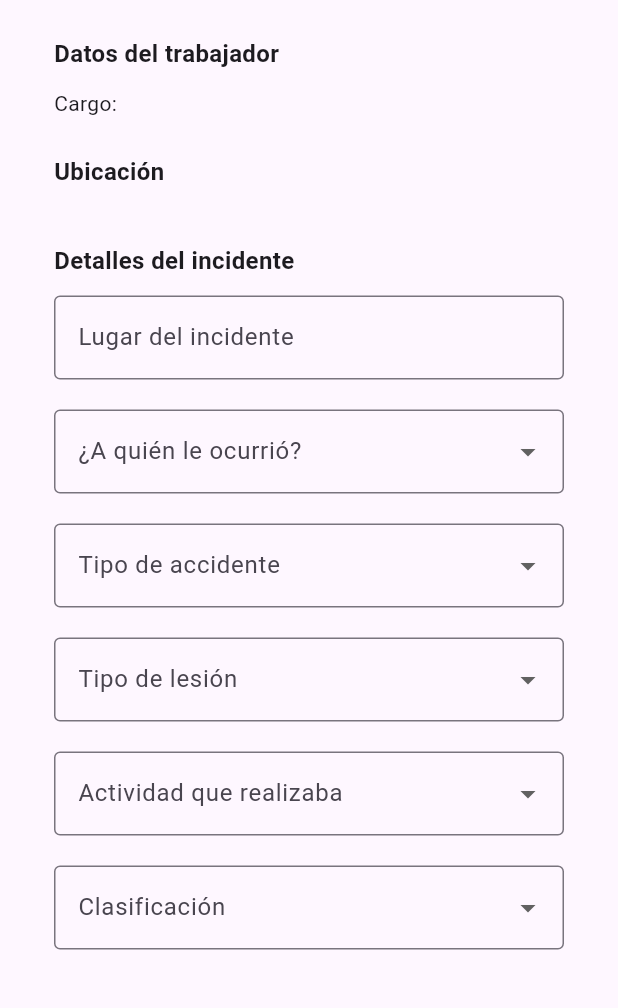
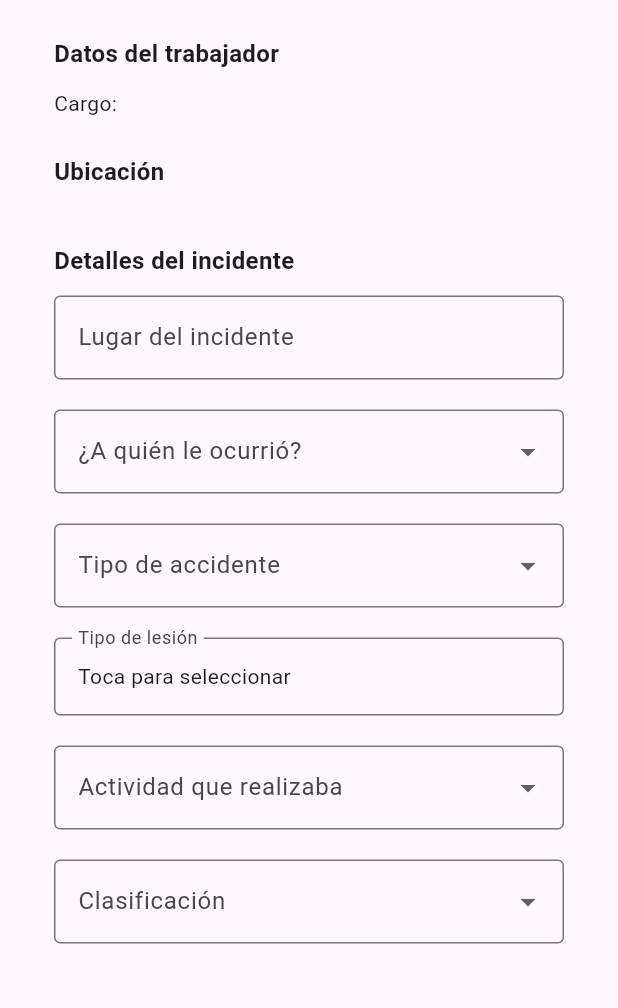
Before and after one commit to blackgoku-97/riesgos, a Flutter app: the CrearReporteScreen screen opened by its route, on a phone screen of 412 x 824 dp, the part 228-1236 px from its top. Run offline on Flutter 3.47's test engine with Material 3 defaults, Android fonts, the phone set to English and light mode, and no system bars; our stand-ins replace cloud_firestore, cloud_functions, firebase_auth, firebase_core, firebase_storage, geolocator and 4 more; missing offline and left inert: excel; accounts and stored records are empty.

Commit message:
reporte 5.3

```diff
--- a/lib/features/reporte/screens/crear_reporte_screen.dart
+++ b/lib/features/reporte/screens/crear_reporte_screen.dart
@@ -21,8 +21,11 @@ class CrearReporteScreen extends StatefulWidget {
 
 class _CrearReporteScreenState extends State<CrearReporteScreen> {
   String? _rol, _cargo;
-  String? _lugar, _tipoAccidente, _lesion, _actividad, _quienAfectado, _descripcion;
-  String? _clasificacion, _accionInsegura, _condicionInsegura;
+  String? _lugar, _tipoAccidente, _actividad, _quienAfectado, _descripcion;
+  String? _clasificacion;
+  List<String> _lesiones = [];
+  List<String> _accionesInseguras = [];
+  List<String> _condicionesInseguras = [];
   int? _frecuencia, _severidad, _potencial;
   String? _nivelPotencial;
   File? _imagen;
@@ -80,11 +83,11 @@ class _CrearReporteScreenState extends State<CrearReporteScreen> {
     final error = ValidacionService.validarReporte(
       lugar: _lugar,
       tipoAccidente: _tipoAccidente,
-      lesion: _lesion,
+      lesiones: _lesiones,
       actividad: _actividad,
       clasificacion: _clasificacion,
-      accionInsegura: _accionInsegura,
-      condicionInsegura: _condicionInsegura,
+      accionesInseguras: _accionesInseguras,
+      condicionesInseguras: _condicionesInseguras,
       quienAfectado: _quienAfectado,
       descripcion: _descripcion,
       frecuencia: _frecuencia,
@@ -108,11 +111,11 @@ class _CrearReporteScreenState extends State<CrearReporteScreen> {
         rol: rol,
         lugar: _lugar!,
         tipoAccidente: _tipoAccidente!,
-        lesion: _lesion,
+        lesiones: _lesiones,
         actividad: _actividad!,
         clasificacion: _clasificacion,
-        accionInsegura: _accionInsegura,
-        condicionInsegura: _condicionInsegura,
+        accionesInseguras: _accionesInseguras,
+        condicionesInseguras: _condicionesInseguras,
         quienAfectado: _quienAfectado!,
         descripcion: _descripcion!,
         frecuencia: _frecuencia,
@@ -154,11 +157,11 @@ class _CrearReporteScreenState extends State<CrearReporteScreen> {
           rol: _rol,
           lugar: _lugar,
           tipoAccidente: _tipoAccidente,
-          lesion: _lesion,
+          lesionesSeleccionadas: _lesiones,
           actividad: _actividad,
           clasificacion: _clasificacion,
-          accionInsegura: _accionInsegura,
-          condicionInsegura: _condicionInsegura,
+          accionesInsegurasSeleccionadas: _accionesInseguras,
+          condicionesInsegurasSeleccionadas: _condicionesInseguras,
           quienAfectado: _quienAfectado,
           descripcion: _descripcion,
           frecuencia: _frecuencia,
@@ -172,11 +175,11 @@ class _CrearReporteScreenState extends State<CrearReporteScreen> {
           onGuardar: _guardar,
           onLugarChanged: (v) => setState(() => _lugar = v),
           onTipoAccidenteChanged: (v) => setState(() => _tipoAccidente = v),
-          onLesionChanged: (v) => setState(() => _lesion = v),
+          onLesionesChanged: (v) => setState(() => _lesiones = v),
           onActividadChanged: (v) => setState(() => _actividad = v),
           onClasificacionChanged: (v) => setState(() => _clasificacion = v),
-          onAccionInseguraChanged: (v) => setState(() => _accionInsegura = v),
-          onCondicionInseguraChanged: (v) => setState(() => _condicionInsegura = v),
+          onAccionesInsegurasChanged: (v) => setState(() => _accionesInseguras = v),
+          onCondicionesInsegurasChanged: (v) => setState(() => _condicionesInseguras = v),
           onQuienChanged: (v) => setState(() => _quienAfectado = v),
           onDescripcionChanged: (v) => setState(() => _descripcion = v),
           onFrecuenciaChanged: (v) {
--- a/lib/features/reporte/services/reporte_service.dart
+++ b/lib/features/reporte/services/reporte_service.dart
@@ -7,11 +7,11 @@ class ReporteService {
     required String rol,
     required String lugar,
     required String tipoAccidente,
-    String? lesion,
+    required List<String> lesiones,
     required String actividad,
     String? clasificacion,
-    String? accionInsegura,
-    String? condicionInsegura,
+    List<String>? accionesInseguras,
+    List<String>? condicionesInseguras,
     required String quienAfectado,
     required String descripcion,
     int? frecuencia,
@@ -25,11 +25,11 @@ class ReporteService {
       'rol': rol,
       'lugar': lugar,
       'tipoAccidente': tipoAccidente,
-      'lesion': lesion,
+      'lesiones': lesiones,
       'actividad': actividad,
       'clasificacion': clasificacion,
-      'accionInsegura': accionInsegura,
-      'condicionInsegura': condicionInsegura,
+      'accionesInseguras': accionesInseguras ?? [],
+      'condicionesInseguras': condicionesInseguras ?? [],
       'quienAfectado': quienAfectado,
       'descripcion': descripcion,
       'frecuencia': frecuencia,
--- a/lib/features/reporte/services/validacion_service.dart
+++ b/lib/features/reporte/services/validacion_service.dart
@@ -4,11 +4,11 @@ class ValidacionService {
   static String? validarReporte({
     required String? lugar,
     required String? tipoAccidente,
+    required List<String>? lesiones,
     required String? actividad,
     required String? clasificacion,
-    String? accionInsegura,
-    String? condicionInsegura,
-    String? lesion,
+    required List<String>? accionesInseguras,
+    required List<String>? condicionesInseguras,
     required String? quienAfectado,
     required String? descripcion,
     int? frecuencia,
@@ -16,32 +16,52 @@ class ValidacionService {
     int? potencial,
     File? imagen,
   }) {
-    if (lugar == null || lugar.isEmpty) return "Debe ingresar el lugar del incidente";
-    if (quienAfectado == null || quienAfectado.isEmpty) return "Debe seleccionar a quién le ocurrió";
-    if (tipoAccidente == null || tipoAccidente.isEmpty) return "Debe seleccionar el tipo de accidente";
+    if (lugar == null || lugar.isEmpty) {
+      return "Debe ingresar el lugar del incidente";
+    }
+
+    if (quienAfectado == null || quienAfectado.isEmpty) {
+      return "Debe seleccionar a quién le ocurrió";
+    }
+
+    if (tipoAccidente == null || tipoAccidente.isEmpty) {
+      return "Debe seleccionar el tipo de accidente";
+    }
 
     if (tipoAccidente != "Cuasi Accidente") {
-      if (lesion == null || lesion.isEmpty) return "Debe seleccionar el tipo de lesión";
+      if (lesiones == null || lesiones.isEmpty) {
+        return "Debe seleccionar al menos un tipo de lesión";
+      }
     }
 
-    if (actividad == null || actividad.isEmpty) return "Debe seleccionar la actividad";
+    if (actividad == null || actividad.isEmpty) {
+      return "Debe seleccionar la actividad";
+    }
 
     if (clasificacion == null || clasificacion.isEmpty) {
       return "Debe seleccionar la clasificación";
     }
 
-    if (clasificacion == "Acción Insegura" && (accionInsegura == null || accionInsegura.isEmpty)) {
-      return "Debe seleccionar la acción insegura";
+    if (clasificacion == "Acción Insegura") {
+      if (accionesInseguras == null || accionesInseguras.isEmpty) {
+        return "Debe seleccionar al menos una acción insegura";
+      }
     }
 
-    if (clasificacion == "Condición Insegura" && (condicionInsegura == null || condicionInsegura.isEmpty)) {
-      return "Debe seleccionar la condición insegura";
+    if (clasificacion == "Condición Insegura") {
+      if (condicionesInseguras == null || condicionesInseguras.isEmpty) {
+        return "Debe seleccionar al menos una condición insegura";
+      }
     }
 
-    if (descripcion == null || descripcion.isEmpty) return "Debe ingresar una descripción";
+    if (descripcion == null || descripcion.isEmpty) {
+      return "Debe ingresar una descripción";
+    }
 
     if (frecuencia != null && severidad != null) {
-      if (potencial == null) return "No se pudo calcular el potencial";
+      if (potencial == null) {
+        return "No se pudo calcular el potencial";
+      }
     }
 
     return null;
--- a/lib/features/reporte/widgets/formulario_reporte.dart
+++ b/lib/features/reporte/widgets/formulario_reporte.dart
@@ -5,17 +5,19 @@ import 'package:google_maps_flutter/google_maps_flutter.dart';
 import '../constants/opciones.dart';
 import 'frecuencia_severidad_fields.dart';
 import 'selector_dropdown.dart';
+import 'selector_lesiones.dart';
+import 'selector_peligros.dart';
 
 class FormularioReporte extends StatelessWidget {
   final String? cargo;
   final String? rol;
   final String? lugar;
   final String? tipoAccidente;
-  final String? lesion;
+  final List<String> lesionesSeleccionadas;
   final String? actividad;
   final String? clasificacion;
-  final String? accionInsegura;
-  final String? condicionInsegura;
+  final List<String> accionesInsegurasSeleccionadas;
+  final List<String> condicionesInsegurasSeleccionadas;
   final String? quienAfectado;
   final String? descripcion;
   final int? frecuencia;
@@ -31,11 +33,11 @@ class FormularioReporte extends StatelessWidget {
 
   final ValueChanged<String?> onLugarChanged;
   final ValueChanged<String?> onTipoAccidenteChanged;
-  final ValueChanged<String?> onLesionChanged;
+  final ValueChanged<List<String>> onLesionesChanged;
   final ValueChanged<String?> onActividadChanged;
   final ValueChanged<String?> onClasificacionChanged;
-  final ValueChanged<String?> onAccionInseguraChanged;
-  final ValueChanged<String?> onCondicionInseguraChanged;
+  final ValueChanged<List<String>> onAccionesInsegurasChanged;
+  final ValueChanged<List<String>> onCondicionesInsegurasChanged;
   final ValueChanged<String?> onQuienChanged;
   final ValueChanged<String?> onDescripcionChanged;
   final ValueChanged<int?> onFrecuenciaChanged;
@@ -47,11 +49,11 @@ class FormularioReporte extends StatelessWidget {
     required this.rol,
     required this.lugar,
     required this.tipoAccidente,
-    required this.lesion,
+    required this.lesionesSeleccionadas,
     required this.actividad,
     required this.clasificacion,
-    required this.accionInsegura,
-    required this.condicionInsegura,
+    required this.accionesInsegurasSeleccionadas,
+    required this.condicionesInsegurasSeleccionadas,
     required this.quienAfectado,
     required this.descripcion,
     required this.frecuencia,
@@ -65,11 +67,11 @@ class FormularioReporte extends StatelessWidget {
     required this.onGuardar,
     required this.onLugarChanged,
     required this.onTipoAccidenteChanged,
-    required this.onLesionChanged,
+    required this.onLesionesChanged,
     required this.onActividadChanged,
     required this.onClasificacionChanged,
-    required this.onAccionInseguraChanged,
-    required this.onCondicionInseguraChanged,
+    required this.onAccionesInsegurasChanged,
+    required this.onCondicionesInsegurasChanged,
     required this.onQuienChanged,
     required this.onDescripcionChanged,
     required this.onFrecuenciaChanged,
@@ -138,12 +140,10 @@ class FormularioReporte extends StatelessWidget {
         const SizedBox(height: 20),
 
         if (tipoAccidente != "Cuasi Accidente")
-          SelectorDropdown<String>(
-            label: "Tipo de lesión",
-            value: lesion,
+          SelectorLesiones(
             opciones: opcionesLesion,
-            getLabel: (o) => o,
-            onChanged: onLesionChanged,
+            seleccionadas: lesionesSeleccionadas,
+            onChanged: onLesionesChanged,
           ),
         if (tipoAccidente != "Cuasi Accidente") const SizedBox(height: 20),
 
@@ -156,7 +156,6 @@ class FormularioReporte extends StatelessWidget {
         ),
         const SizedBox(height: 20),
 
-        // 🔄 Nueva sección: Clasificación
         SelectorDropdown<String>(
           label: "Clasificación",
           value: clasificacion,
@@ -167,21 +166,19 @@ class FormularioReporte extends StatelessWidget {
         const SizedBox(height: 20),
 
         if (clasificacion == "Acción Insegura")
-          SelectorDropdown<String>(
-            label: "Acción Insegura",
-            value: accionInsegura,
+          SelectorPeligros(
+            label: "Acciones Inseguras",
             opciones: accionesInseguras,
-            getLabel: (o) => o,
-            onChanged: onAccionInseguraChanged,
+            seleccionados: accionesInsegurasSeleccionadas,
+            onChanged: onAccionesInsegurasChanged,
           ),
 
         if (clasificacion == "Condición Insegura")
-          SelectorDropdown<String>(
-            label: "Condición Insegura",
-            value: condicionInsegura,
+          SelectorPeligros(
+            label: "Condiciones Inseguras",
             opciones: condicionesInseguras,
-            getLabel: (o) => o,
-            onChanged: onCondicionInseguraChanged,
+            seleccionados: condicionesInsegurasSeleccionadas,
+            onChanged: onCondicionesInsegurasChanged,
           ),
 
         const SizedBox(height: 24),
--- /dev/null
+++ b/lib/features/reporte/widgets/selector_lesiones.dart
@@ -0,0 +1,76 @@
+import 'package:flutter/material.dart';
+
+class SelectorLesiones extends StatelessWidget {
+  final List<String> opciones;
+  final List<String> seleccionadas;
+  final ValueChanged<List<String>> onChanged;
+
+  const SelectorLesiones({
+    super.key,
+    required this.opciones,
+    required this.seleccionadas,
+    required this.onChanged,
+  });
+
+  @override
+  Widget build(BuildContext context) {
+    return InkWell(
+      onTap: () async {
+        final temp = List<String>.from(seleccionadas);
+        final resultado = await showDialog<List<String>>(
+          context: context,
+          builder: (context) {
+            return StatefulBuilder(
+              builder: (context, setStateDialog) {
+                return AlertDialog(
+                  title: const Text('Selecciona tipo(s) de lesión'),
+                  content: SizedBox(
+                    width: double.maxFinite,
+                    child: ListView(
+                      children: opciones.map((lesion) {
+                        final checked = temp.contains(lesion);
+                        return CheckboxListTile(
+                          value: checked,
+                          title: Text(lesion, overflow: TextOverflow.ellipsis),
+                          onChanged: (v) {
+                            setStateDialog(() {
+                              v == true ? temp.add(lesion) : temp.remove(lesion);
+                            });
+                          },
+                        );
+                      }).toList(),
+                    ),
+                  ),
+                  actions: [
+                    TextButton(
+                      onPressed: () => Navigator.pop(context, null),
+                      child: const Text('Cancelar'),
+                    ),
+                    ElevatedButton(
+                      onPressed: () => Navigator.pop(context, temp),
+                      child: const Text('Aceptar'),
+                    ),
+                  ],
+                );
+              },
+            );
+          },
+        );
+        if (resultado != null) onChanged(resultado);
+      },
+      child: InputDecorator(
+        decoration: const InputDecoration(
+          labelText: "Tipo de lesión",
+          border: OutlineInputBorder(),
+        ),
+        child: Text(
+          seleccionadas.isEmpty
+              ? 'Toca para seleccionar'
+              : seleccionadas.join(', '),
+          maxLines: 3,
+          overflow: TextOverflow.ellipsis,
+        ),
+      ),
+    );
+  }
+}
```
Also changed, not shown: lib/features/reporte/widgets/selector_peligros.dart (added, +67 -0 lines).
